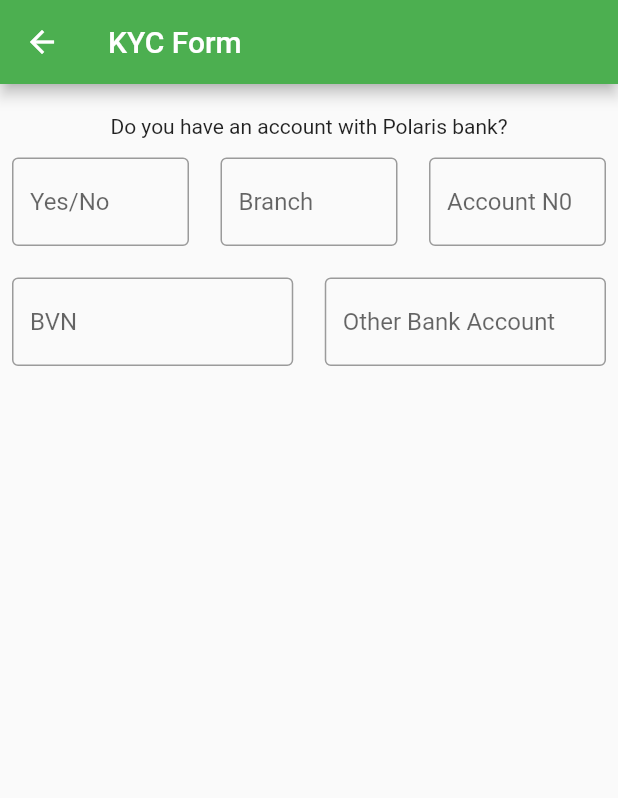
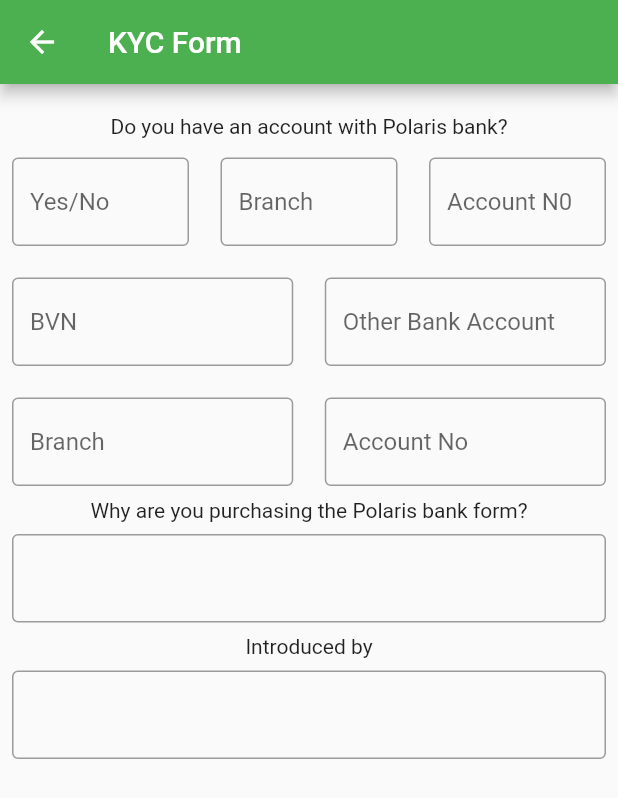
Before and after one commit to vikilinho/lsgnysc, a Flutter app: the PolarisForm screen opened directly, on a phone screen of 412 x 824 dp. Shown: the top 798 px of the screen. Run offline on Flutter 3.47's test engine with Material 2 defaults, Android fonts, the phone set to English and light mode, and no system bars; our stand-ins replace google_fonts.

Commit message:
kyc form

```diff
--- a/lib/pages/polaris_form.dart
+++ b/lib/pages/polaris_form.dart
@@ -114,7 +114,73 @@
                 ),
               ),
             ],
-          )
+          ),
+          SizedBox(
+            height: 5,
+          ),
+          Row(
+            children: [
+              Expanded(
+                child: Padding(
+                  padding: const EdgeInsets.all(8.0),
+                  child: Container(
+                    decoration: BoxDecoration(color: Colors.transparent),
+                    child: TextField(
+                      decoration: InputDecoration(
+                          border: OutlineInputBorder(),
+                          alignLabelWithHint: true,
+                          label: Text("Branch")),
+                    ),
+                  ),
+                ),
+              ),
+              SizedBox(
+                width: 5,
+              ),
+              Expanded(
+                child: Padding(
+                  padding: const EdgeInsets.all(8.0),
+                  child: Container(
+                    decoration: BoxDecoration(color: Colors.transparent),
+                    child: TextField(
+                      decoration: InputDecoration(
+                          border: OutlineInputBorder(),
+                          alignLabelWithHint: true,
+                          label: Text("Account No")),
+                    ),
+                  ),
+                ),
+              ),
+            ],
+          ),
+          Text("Why are you purchasing the Polaris bank form?"),
+          Padding(
+            padding: const EdgeInsets.all(8.0),
+            child: Container(
+              decoration: BoxDecoration(color: Colors.transparent),
+              child: TextField(
+                decoration: InputDecoration(
+                  border: OutlineInputBorder(),
+                  alignLabelWithHint: true,
+                ),
+              ),
+            ),
+          ),
+          Text("Introduced by"),
+          Expanded(
+            child: Padding(
+              padding: const EdgeInsets.all(8.0),
+              child: Container(
+                decoration: BoxDecoration(color: Colors.transparent),
+                child: TextField(
+                  decoration: InputDecoration(
+                    border: OutlineInputBorder(),
+                    alignLabelWithHint: true,
+                  ),
+                ),
+              ),
+            ),
+          ),
         ],
       )),
     );
```
